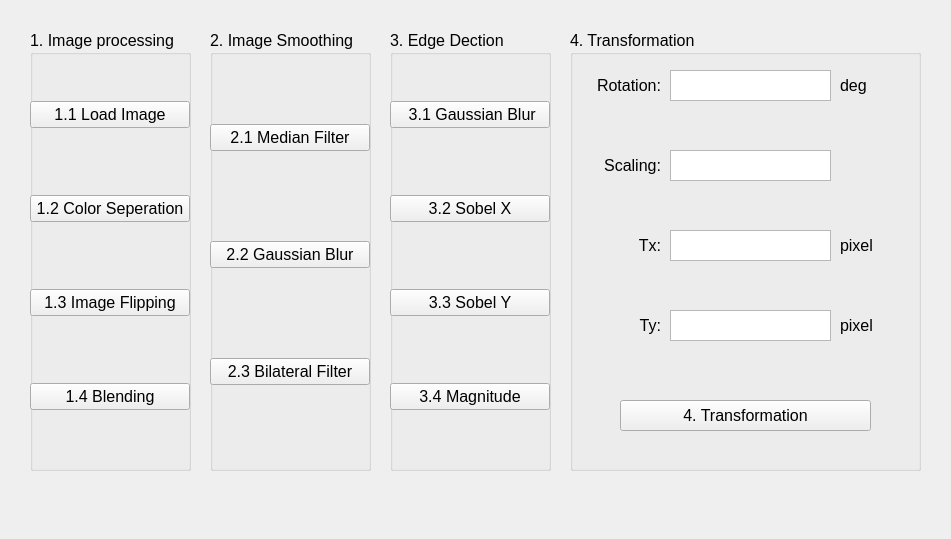
Old version of the form main.ui in the repository Rushyuheng/opencv_hw1.
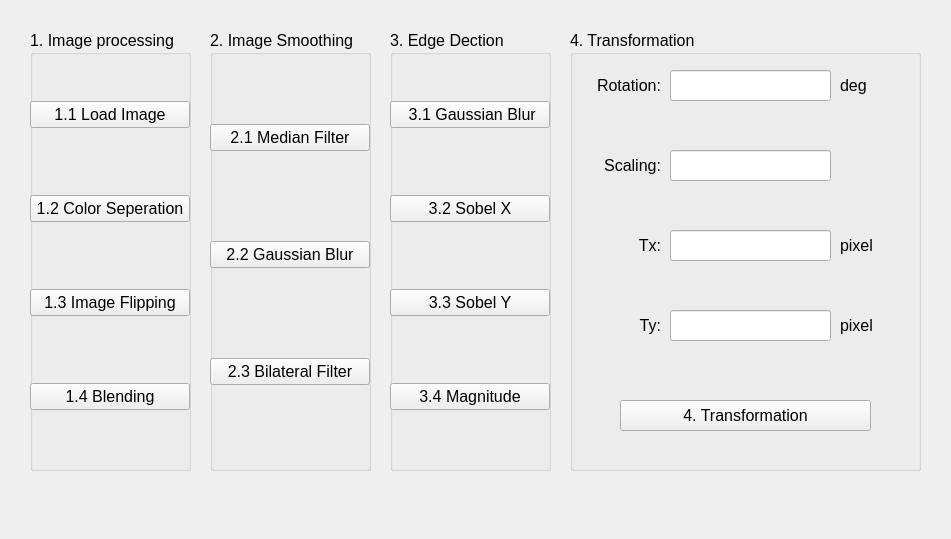
New version of the form.

Commit message:
finish Q4
also change ui from plain text to line text

```diff
--- a/main.ui
+++ b/main.ui
@@ -254,49 +254,6 @@
      <set>Qt::AlignRight|Qt::AlignTrailing|Qt::AlignVCenter</set>
     </property>
    </widget>
-   <widget class="QPlainTextEdit" name="plainTextEdit_Rot">
-    <property name="geometry">
-     <rect>
-      <x>100</x>
-      <y>40</y>
-      <width>161</width>
-      <height>31</height>
-     </rect>
-    </property>
-    <property name="plainText">
-     <string/>
-    </property>
-   </widget>
-   <widget class="QPlainTextEdit" name="plainTextEdit_Scal">
-    <property name="geometry">
-     <rect>
-      <x>100</x>
-      <y>120</y>
-      <width>161</width>
-      <height>31</height>
-     </rect>
-    </property>
-   </widget>
-   <widget class="QPlainTextEdit" name="plainTextEdit_Tx">
-    <property name="geometry">
-     <rect>
-      <x>100</x>
-      <y>200</y>
-      <width>161</width>
-      <height>31</height>
-     </rect>
-    </property>
-   </widget>
-   <widget class="QPlainTextEdit" name="plainTextEdit_Ty">
-    <property name="geometry">
-     <rect>
-      <x>100</x>
-      <y>280</y>
-      <width>161</width>
-      <height>31</height>
-     </rect>
-    </property>
-   </widget>
    <widget class="QLabel" name="label_2">
     <property name="geometry">
      <rect>
@@ -393,6 +350,46 @@
      <set>Qt::AlignLeading|Qt::AlignLeft|Qt::AlignVCenter</set>
     </property>
    </widget>
+   <widget class="QLineEdit" name="lineEdit_Rot">
+    <property name="geometry">
+     <rect>
+      <x>100</x>
+      <y>40</y>
+      <width>161</width>
+      <height>31</height>
+     </rect>
+    </property>
+   </widget>
+   <widget class="QLineEdit" name="lineEdit_Scale">
+    <property name="geometry">
+     <rect>
+      <x>100</x>
+      <y>120</y>
+      <width>161</width>
+      <height>31</height>
+     </rect>
+    </property>
+   </widget>
+   <widget class="QLineEdit" name="lineEdit_Tx">
+    <property name="geometry">
+     <rect>
+      <x>100</x>
+      <y>200</y>
+      <width>161</width>
+      <height>31</height>
+     </rect>
+    </property>
+   </widget>
+   <widget class="QLineEdit" name="lineEdit_Ty">
+    <property name="geometry">
+     <rect>
+      <x>100</x>
+      <y>280</y>
+      <width>161</width>
+      <height>31</height>
+     </rect>
+    </property>
+   </widget>
   </widget>
  </widget>
  <resources/>
```
The commit also changes 1 other file.
